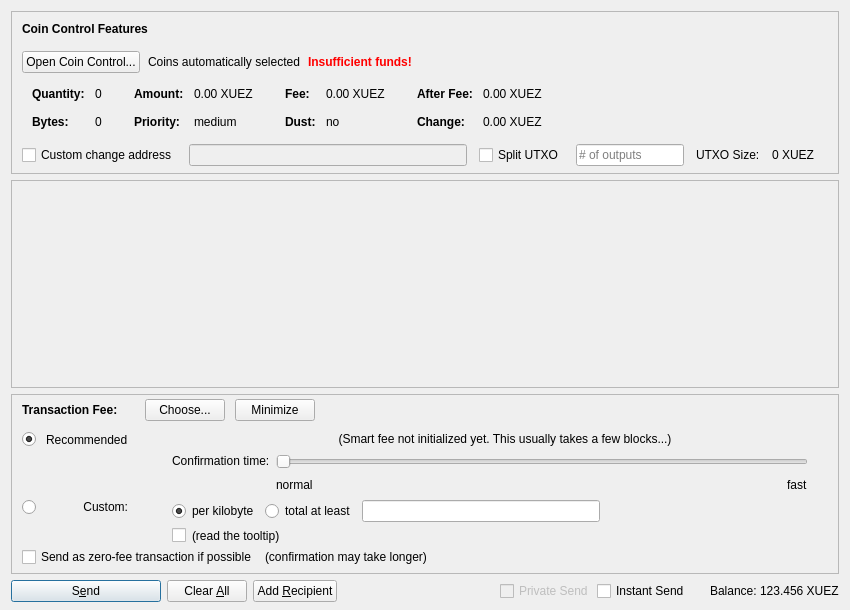
Before: the Qt Designer form src/qt/forms/sendcoinsdialog.ui in mccrudd3n/xuez, drawn with Qt 5.
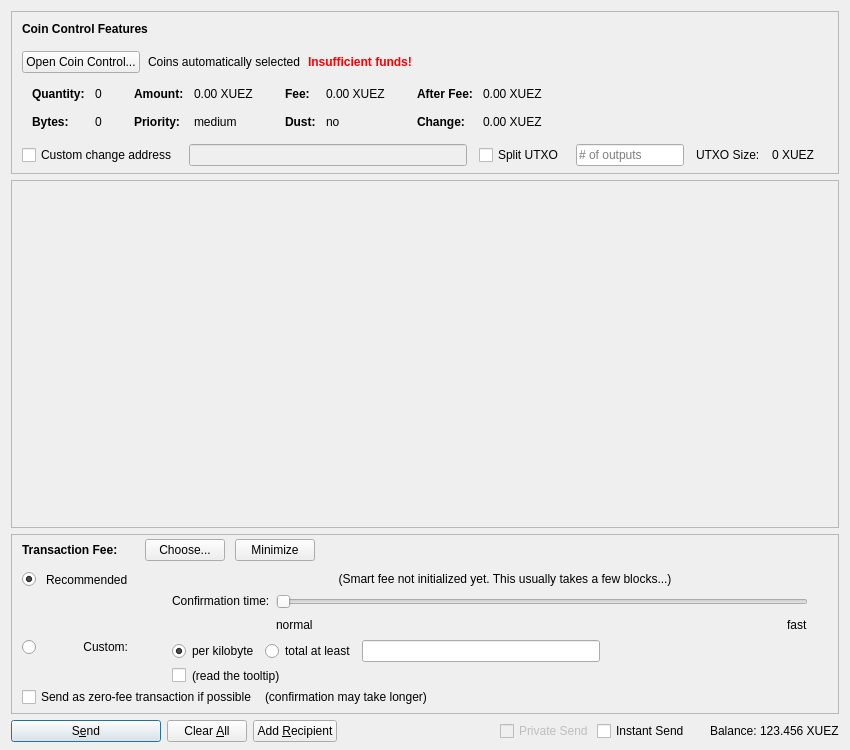
After: the same form once the commit is applied. Icons and pictures are not drawn. Custom widgets are drawn as their Qt base class.

What changed in the file:
```diff
--- a/src/qt/forms/sendcoinsdialog.ui
+++ b/src/qt/forms/sendcoinsdialog.ui
@@ -7,7 +7,7 @@
     <x>0</x>
     <y>0</y>
     <width>850</width>
-    <height>610</height>
+    <height>750</height>
    </rect>
   </property>
   <property name="windowTitle">
@@ -651,7 +651,7 @@
         <x>0</x>
         <y>0</y>
         <width>824</width>
-        <height>74</height>
+        <height>214</height>
        </rect>
       </property>
       <layout class="QVBoxLayout" name="verticalLayout_2" stretch="0,1">
```
Left out of the diff: 2 changed lines with no effect on the pictures.
